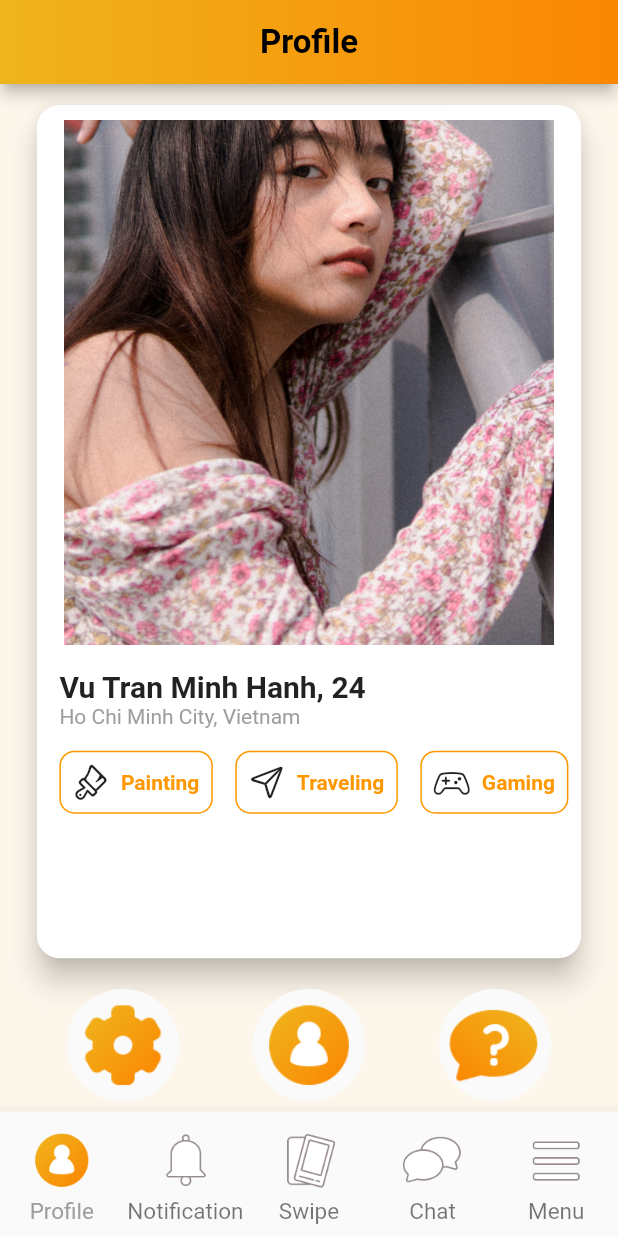
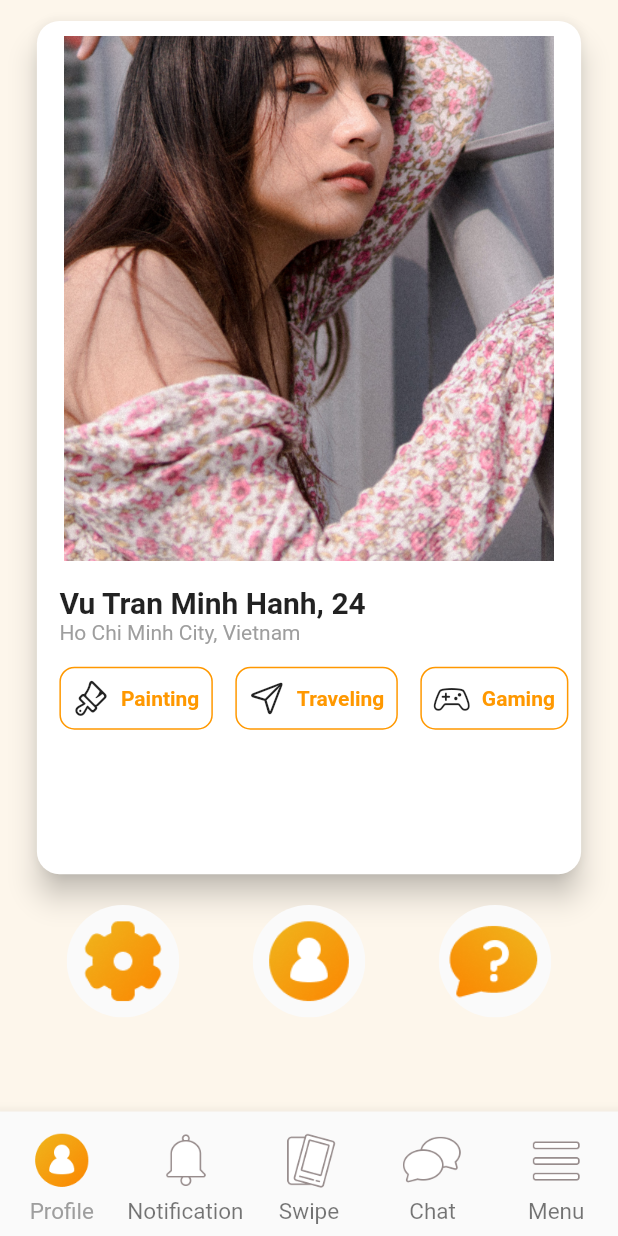
Before and after one commit to PhatDinh/Recontre-App, a Flutter app: the RootScreen screen opened directly, on a phone screen of 412 x 824 dp. Run offline on Flutter 3.47's test engine with Material 2 defaults, Android fonts, the phone set to English and light mode, and no system bars; drawn by our look-alikes of carousel_slider; our stand-ins replace dotted_border, get, google_fonts, swipe_cards.

Commit message:
Remove appbar from main screens

```diff
--- a/lib/screens/root_screen.dart
+++ b/lib/screens/root_screen.dart
@@ -125,7 +125,7 @@ class _RootScreenState extends State<RootScreen> {
     return WillPopScope(
       onWillPop: () => Future.value(false),
       child: Scaffold(
-        appBar: _getAppBar(_selectedIndex),
+        // appBar: _getAppBar(_selectedIndex),
         body: _getBody(_selectedIndex),
         bottomNavigationBar: BottomNavigationBar(
             showSelectedLabels: true,
```
Also changed, not shown: 1 other file.
